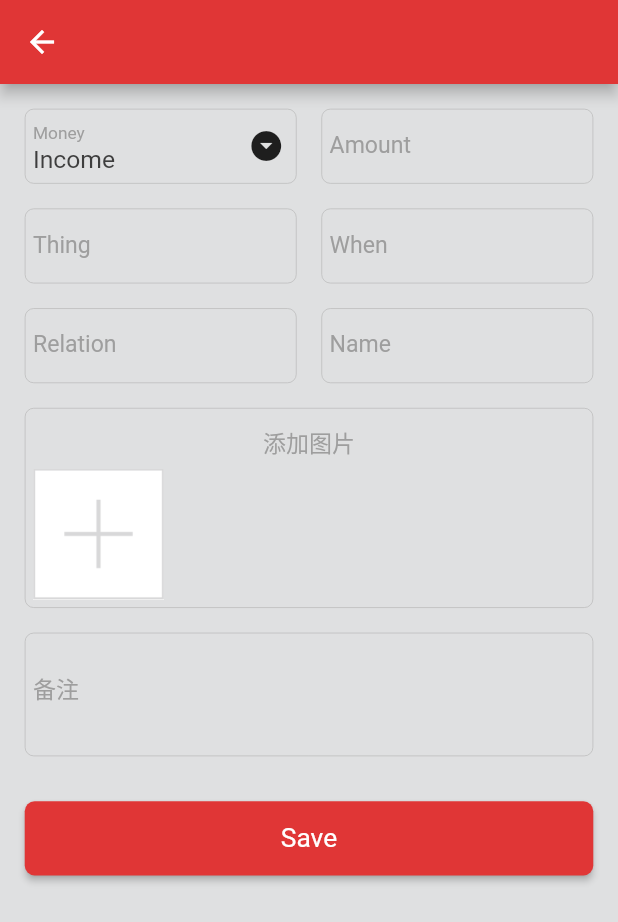
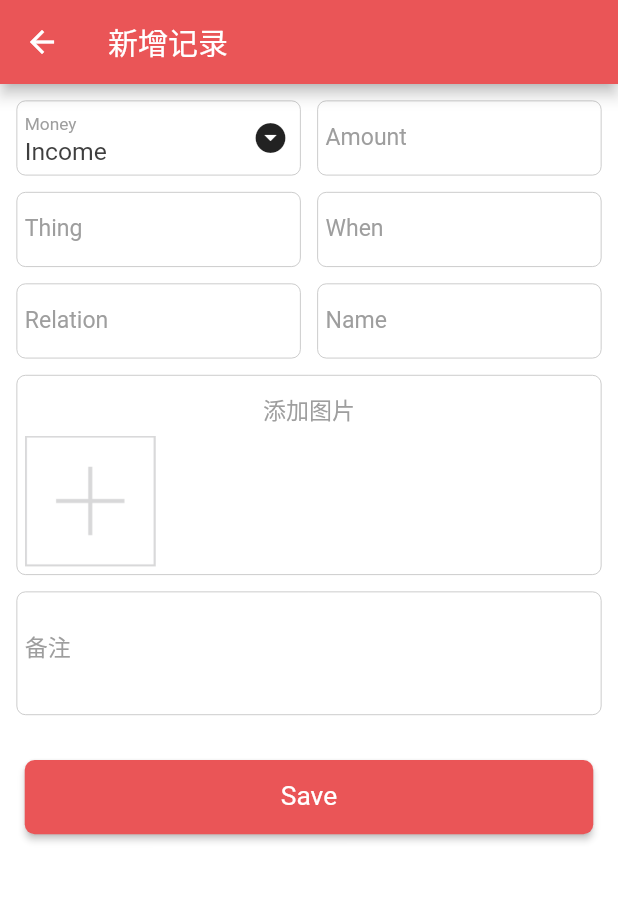
Before and after one commit to andybin-cn/giftmoney-flutter, a Flutter app: the screen it shows after launch, item 3 of the bottom bar chosen, on a phone screen of 412 x 824 dp. Shown: the top 922 px of the screen. Run offline on Flutter 3.47's test engine with Material 2 defaults, Android fonts, the phone set to English and light mode, and no system bars; our stand-ins replace dio, file_picker, fluttertoast, graphql, image_picker, package_info and 4 more; missing offline and left inert: firebase_admob, flutter_email_sender, sharesdk_plugin; accounts and stored records are empty.

```diff
--- a/lib/base/base_stateful_page.dart
+++ b/lib/base/base_stateful_page.dart
@@ -15,6 +15,7 @@ abstract class BaseStatefulPage extends StatefulWidget with RatioHelper {
 class BasePageState<T extends BaseStatefulPage> extends BaseState<T> with RatioHelper {
   I18n i18n;
   String title = '';
+  Color backgroundColor = Color(0xFFDFE0E1);
   @override
   void initState() {
     super.initState();
@@ -24,7 +25,6 @@ class BasePageState<T extends BaseStatefulPage> extends BaseState<T> with RatioH
   Widget build(BuildContext context) {
     i18n = I18n.of(context);
     return buildContainer(context);
-
   }
 
   Widget buildContainer(BuildContext context) {
@@ -34,7 +34,7 @@ class BasePageState<T extends BaseStatefulPage> extends BaseState<T> with RatioH
         title: Text(title),
         actions: appBarActions(),
       ),
-      backgroundColor: Color(0xFFDFE0E1),
+      backgroundColor: backgroundColor,
       body: GestureDetector(
         onTap: () {
           FocusScope.of(context).requestFocus(FocusNode());
--- a/lib/components/small_parts/image_showcase.dart
+++ b/lib/components/small_parts/image_showcase.dart
@@ -43,7 +43,7 @@ class _ImageShowcaseState extends State<ImageShowcase> {
         borderRadius: BorderRadius.circular(6),
       ),
       width: ScreenUtil.screenWidth,
-      margin: EdgeInsets.all(RatioHelper.scalePx(30)),
+      margin: EdgeInsets.all(RatioHelper.scalePx(20)),
       padding: EdgeInsets.all(RatioHelper.scalePx(10)),
       child: Column(
         crossAxisAlignment: CrossAxisAlignment.center,
--- a/lib/main.dart
+++ b/lib/main.dart
@@ -60,24 +60,27 @@ class _MyAppState extends State<MyApp> {
 
   @override
   Widget build(BuildContext context) {
+    // if(loadingApp) {
+    //   return WelcomePage();
+    // }
     return MaterialApp(
       title: I18nUtil.shared != null ? I18nUtil.shared.app_name : '礼金小助手',
       theme: ThemeData(
         backgroundColor: AppColor.grayBackground,
         buttonColor: Color(0xFFEDD0BE),
         primarySwatch: MaterialColor(
-          0xFFE03636,
+          0xFFEA5557,
           <int, Color>{
             50: Color(0xFFFFEBEE),
-            100: Color(0xFFFFCDD2),
-            200: Color(0xFFFF534D),
-            300: Color(0xFFE53935),
-            400: Color(0xFFE53935),
-            500: Color(0xFFE03636),
-            600: Color(0xFFD32F2F),
-            700: Color(0xFFC62828),
-            800: Color(0xFFC62828),
-            900: Color(0xFFB71C1C),
+            100: Color(0xFFF49FA1),
+            200: Color(0xFFF49FA1),
+            300: Color(0xFFF48083),
+            400: Color(0xFFF48083),
+            500: Color(0xFFEA5557),
+            600: Color(0xFFB05C5E),
+            700: Color(0xFFB05C5E),
+            800: Color(0xFF981C1F),
+            900: Color(0xFF981C1F),
           },
         ),
       ),
--- a/lib/pages/add_record_page.dart
+++ b/lib/pages/add_record_page.dart
@@ -34,12 +34,14 @@ class _AddRecordPageState extends BasePageState<AddRecordPage> {
   void initState() {
     super.initState();
     trade = widget.trade;
+    title = trade != null ? "修改记录" : "新增记录";
+    backgroundColor = Colors.white;
   }
 
   @override
   Widget buildBody(BuildContext context) {
     SQLTradeType initTradeType = trade?.type ?? SQLTradeType.inAccount;
-    double spacing = RatioHelper.scalePx(30);
+    double spacing = RatioHelper.scalePx(20);
     double formWidth = (ScreenUtil.screenWidthDp - spacing * 3) / 2;
     return Form(
       key: _formKey,
--- a/lib/pages/main_tab_page.dart
+++ b/lib/pages/main_tab_page.dart
@@ -8,6 +8,7 @@ import 'package:giftmoney/pages/home_accessibility_page.dart';
 import 'package:giftmoney/pages/home_chart_page.dart';
 import 'package:giftmoney/pages/home_mine_page.dart';
 import 'package:giftmoney/pages/home_record_page.dart';
+import 'package:giftmoney/theme/theme.dart';
 import 'package:giftmoney/utils/i18n_util.dart';
 import 'package:giftmoney/utils/screen_util.dart';
 
@@ -79,7 +80,7 @@ class _MainTabPageState extends BasePageState<MainTabPage> {
             Align(
               alignment: Alignment.topCenter,
               child: FlatButton(
-                  child: Image.asset('assets/images/icons8-add_filled.png', width: 40, height: 40,),
+                  child: Image.asset('assets/images/icons8-add_filled.png', width: 40, height: 40),
                   onPressed: () {
                     Navigator.push(context,
                       MaterialPageRoute(builder: (context) {
--- a/lib/theme/theme.dart
+++ b/lib/theme/theme.dart
@@ -2,15 +2,15 @@
 import 'package:flutter/material.dart';
 
 class AppColor {
-  static const Color mainAppColor = const Color(0xFFE03636);
-  static const Color secondaryAppColor = const Color(0xFFFF534D);
+  static const Color mainAppColor = const Color(0xFFEA5557);
+  static const Color secondaryAppColor = const Color(0xFFF49FA1);
   static const Color grayBackground = const Color(0xFFDFE0E1);
   static const Color mainBlackText = const Color(0xff3e3e3e);
   static const Color secondaryText = const Color(0xff9E9E9E);
   static const Color reminderText = const Color(0xffbdbdbd);
   static const Color underlineGray = const Color(0xffcccccc);
   static const Color dividerColor = const Color(0xffbbbbbb);
-  static const Color errorMsgColor = const Color(0xFFC62828);
+  static const Color errorMsgColor = const Color(0xFF981C1F);
 
   static const Color goldColor = const Color(0xffFFCC00);
 }
```
Also changed, not shown: assets/images/Facebook_icon.png (deleted), assets/images/Twitter_NEW.png (deleted), assets/images/doeban.jpeg (deleted), assets/images/icons8-add_filled.png, assets/images/qZone.jpg (deleted), assets/images/qq.png (deleted), assets/images/sina-icon.png (deleted), assets/images/wechat.png (deleted), assets/images/wechatTimeline.jpeg (deleted), lib/generated/i18n.dart, 40 other files.
